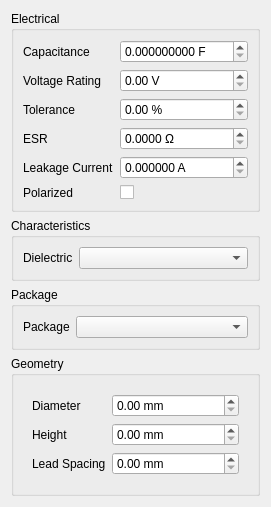
Old version of the form qtui/ui/CapacitorEditor.ui in the repository hpmachining/ComponentInventory.
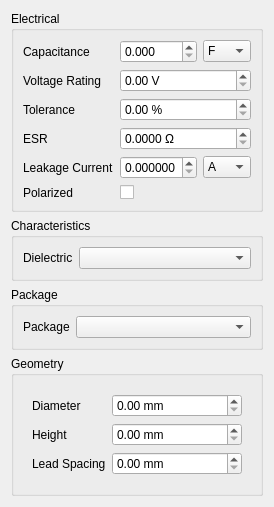
New version of the form.

Commit message:
WIP: capacitor editor unit selection UI
- Add unit dropdowns for capacitance and leakage current
- Keep existing spin box fields intact
- UI-only change; no unit conversion logic yet

The edit to the form file:
```diff
--- a/qtui/ui/CapacitorEditor.ui
+++ b/qtui/ui/CapacitorEditor.ui
@@ -20,17 +20,47 @@
               </widget>
             </item>
             <item row="0" column="1">
+              <layout class="QHBoxLayout" name="capacitanceLayout">
+                <item>
               <widget class="QDoubleSpinBox" name="capacitanceSpin">
                 <property name="decimals">
-                  <number>9</number>
+                      <number>3</number>
                 </property>
                 <property name="maximum">
                   <double>1000.0</double>
                 </property>
-                <property name="suffix">
-                  <string> F</string>
-                </property>
-              </widget>
+                  </widget>
+                </item>
+                <item>
+                  <widget class="QComboBox" name="capacitanceUnitCombo">
+                    <item>
+                      <property name="text">
+                        <string>F</string>
+                      </property>
+                    </item>
+                    <item>
+                      <property name="text">
+                        <string>mF</string>
+                      </property>
+                    </item>
+                    <item>
+                      <property name="text">
+                        <string>μF</string>
+                      </property>
+                    </item>
+                    <item>
+                      <property name="text">
+                        <string>nF</string>
+                      </property>
+                    </item>
+                    <item>
+                      <property name="text">
+                        <string>pF</string>
+                      </property>
+                    </item>
+                  </widget>
+                </item>
+              </layout>
             </item>
 
             <item row="1" column="0">
@@ -104,6 +134,8 @@
               </widget>
             </item>
             <item row="4" column="1">
+              <layout class="QHBoxLayout" name="leakageLayout">
+                <item>
               <widget class="QDoubleSpinBox" name="leakageSpin">
                 <property name="decimals">
                   <number>6</number>
@@ -111,10 +143,33 @@
                 <property name="maximum">
                   <double>1.0</double>
                 </property>
-                <property name="suffix">
-                  <string> A</string>
-                </property>
-              </widget>
+                  </widget>
+                </item>
+                <item>
+                  <widget class="QComboBox" name="leakageUnitCombo">
+                    <item>
+                      <property name="text">
+                        <string>A</string>
+                      </property>
+                    </item>
+                    <item>
+                      <property name="text">
+                        <string>mA</string>
+                      </property>
+                    </item>
+                    <item>
+                      <property name="text">
+                        <string>μA</string>
+                      </property>
+                    </item>
+                    <item>
+                      <property name="text">
+                        <string>nA</string>
+                      </property>
+                    </item>
+                  </widget>
+                </item>
+              </layout>
             </item>
 
             <item row="5" column="0">
```
Left out of the diff: 13 changed lines with no effect on the pictures. Lines whose indentation alone changed are shown as unchanged. The commit also changes 1 other file.
